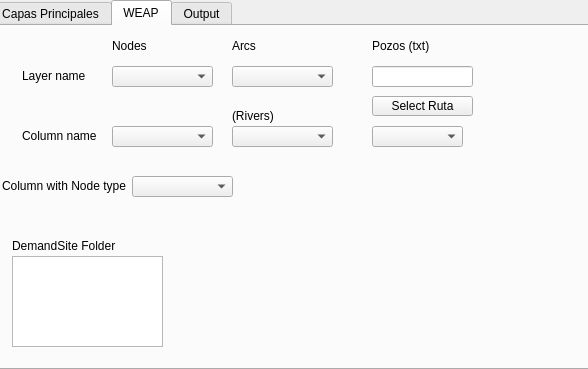
Above: geo_linkage_dialog.ui from Kalliam/geolinkage_project_QGIS before the change. Below: the same form after it.
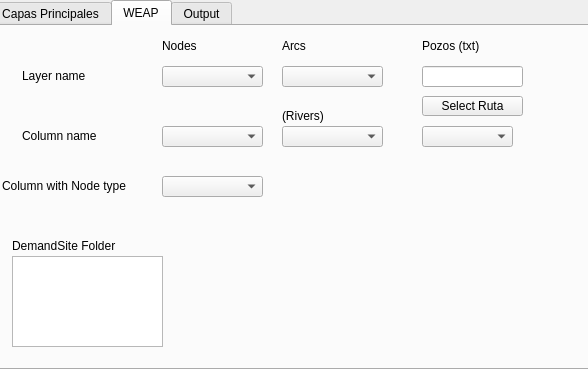
That is the form after the change. The open tabs and pages were chosen to show the change. Custom widgets are drawn as their Qt base class.

The edit to the form file:
```diff
--- a/geo_linkage_dialog.ui
+++ b/geo_linkage_dialog.ui
@@ -421,7 +421,7 @@
     <widget class="QLineEdit" name="txt_ds_file">
      <property name="geometry">
       <rect>
-       <x>380</x>
+       <x>430</x>
        <y>40</y>
        <width>101</width>
        <height>21</height>
@@ -431,7 +431,7 @@
     <widget class="QPushButton" name="btn_explore_ds">
      <property name="geometry">
       <rect>
-       <x>380</x>
+       <x>430</x>
        <y>70</y>
        <width>101</width>
        <height>20</height>
@@ -454,7 +454,7 @@
     <widget class="QLabel" name="label_4">
      <property name="geometry">
       <rect>
-       <x>240</x>
+       <x>290</x>
        <y>10</y>
        <width>101</width>
        <height>20</height>
@@ -467,7 +467,7 @@
     <widget class="QgsFieldComboBox" name="cmb_field_node_name">
      <property name="geometry">
       <rect>
-       <x>120</x>
+       <x>170</x>
        <y>100</y>
        <width>101</width>
        <height>21</height>
@@ -490,7 +490,7 @@
     <widget class="QgsMapLayerComboBox" name="cmb_layer_nodes">
      <property name="geometry">
       <rect>
-       <x>120</x>
+       <x>170</x>
        <y>40</y>
        <width>101</width>
        <height>21</height>
@@ -503,7 +503,7 @@
     <widget class="QLabel" name="label_3">
      <property name="geometry">
       <rect>
-       <x>120</x>
+       <x>170</x>
        <y>10</y>
        <width>101</width>
        <height>20</height>
@@ -516,7 +516,7 @@
     <widget class="QgsMapLayerComboBox" name="cmb_layer_arcs">
      <property name="geometry">
       <rect>
-       <x>240</x>
+       <x>290</x>
        <y>40</y>
        <width>101</width>
        <height>21</height>
@@ -529,7 +529,7 @@
     <widget class="QgsFieldComboBox" name="cmb_field_arc_name">
      <property name="geometry">
       <rect>
-       <x>240</x>
+       <x>290</x>
        <y>100</y>
        <width>101</width>
        <height>21</height>
@@ -552,7 +552,7 @@
     <widget class="QComboBox" name="cmb_field_ds_prefix">
      <property name="geometry">
       <rect>
-       <x>380</x>
+       <x>430</x>
        <y>100</y>
        <width>91</width>
        <height>21</height>
@@ -562,7 +562,7 @@
     <widget class="QLabel" name="label_16">
      <property name="geometry">
       <rect>
-       <x>380</x>
+       <x>430</x>
        <y>10</y>
        <width>111</width>
        <height>20</height>
@@ -575,7 +575,7 @@
     <widget class="QLabel" name="label_5">
      <property name="geometry">
       <rect>
-       <x>240</x>
+       <x>290</x>
        <y>80</y>
        <width>101</width>
        <height>20</height>
@@ -588,7 +588,7 @@
     <widget class="QgsFieldComboBox" name="cmb_field_node_type">
      <property name="geometry">
       <rect>
-       <x>140</x>
+       <x>170</x>
        <y>150</y>
        <width>101</width>
        <height>21</height>
```
Left out of the diff: 2 changed lines with no effect on the pictures.
